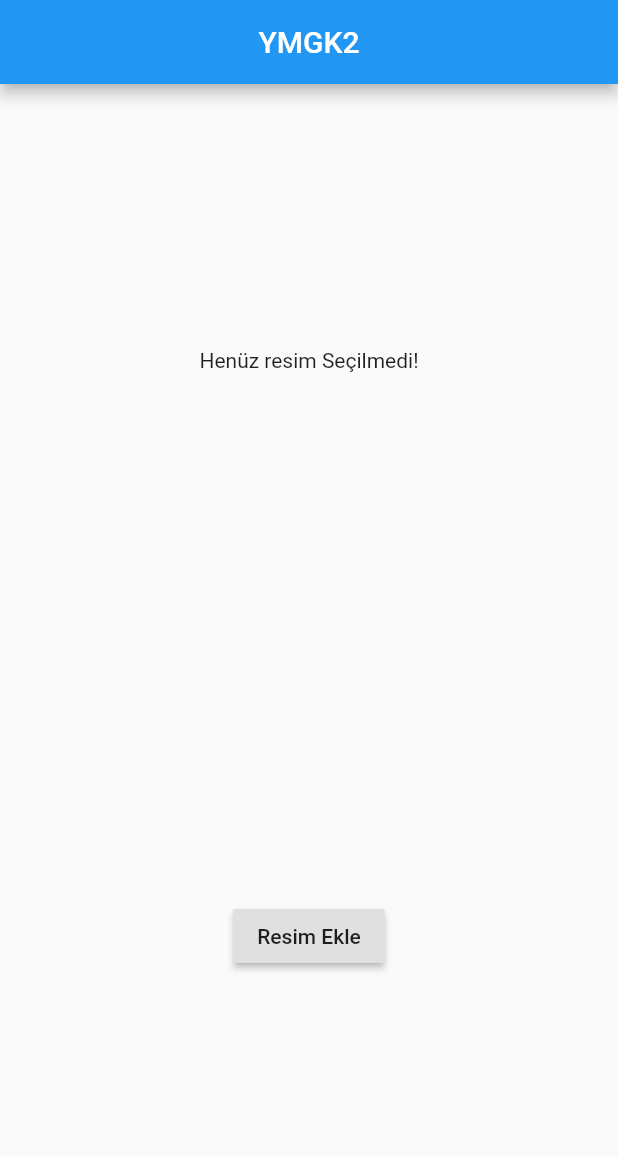
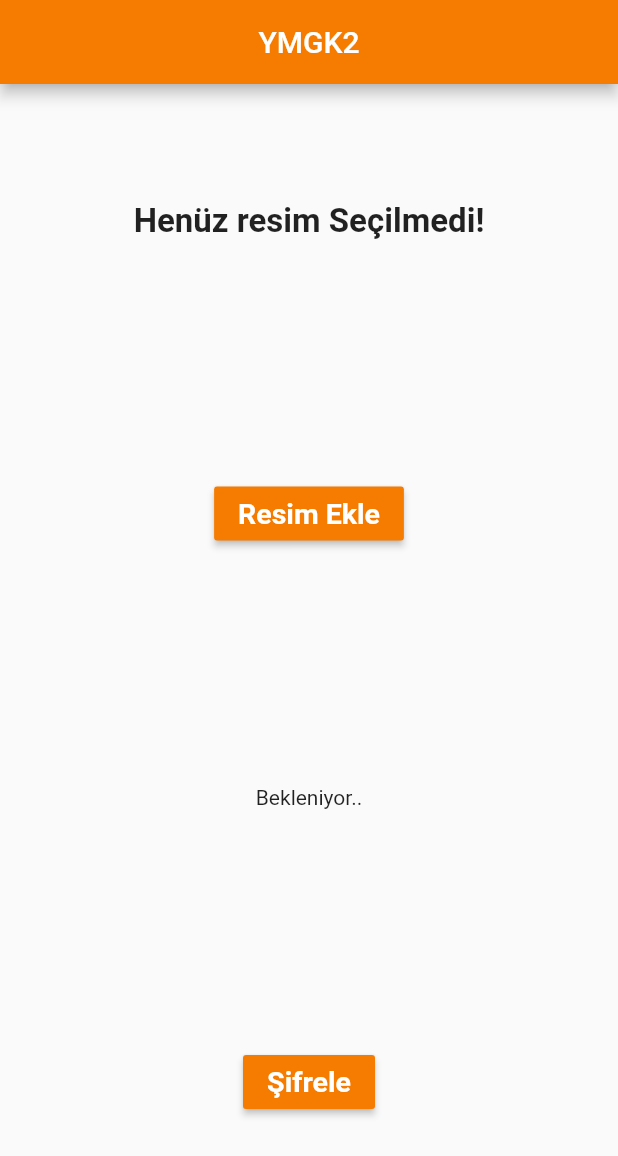
Before and after one commit to YMGK-Grup-2/IP---1, a Flutter app: the screen it shows after launch, on a phone screen of 412 x 824 dp. Shown: the top 1156 px of the screen. Run offline on Flutter 3.47's test engine with Material 2 defaults, Android fonts, the phone set to English and light mode, and no system bars; our stand-ins replace image_picker.

Commit message:
son değişiklikler

```diff
--- a/lib/main.dart
+++ b/lib/main.dart
@@ -1,7 +1,10 @@
 import 'dart:io';
+import 'package:flutter/material.dart';
+import 'package:http_parser/http_parser.dart';
+import 'package:image_picker/image_picker.dart';
+import 'package:http/http.dart' as http;
 
-import 'package:flutter/material.dart';
-import 'package:image_picker/image_picker.dart';
+import 'package:flutter/services.dart';
 
 void main() {
   runApp(new MaterialApp(
@@ -18,6 +21,7 @@ class LandingScreen extends StatefulWidget {
 
 class _LandingScreenState extends State<LandingScreen> {
   File imageFile;
+  String sifreliFile;
 
   _openGallary(BuildContext context) async {
     var picture =
@@ -69,9 +73,13 @@ class _LandingScreenState extends State<LandingScreen> {
 
   Widget _decideImageView() {
     if (imageFile == null) {
-      return Text("Henüz resim Seçilmedi!");
+      return Text(
+        "Henüz resim Seçilmedi!",
+        style: TextStyle(fontSize: 22.0, fontWeight: FontWeight.bold),
+      );
     } else {
-      return Image.file(imageFile, width: 400, height: 400);
+      return Container(
+          height: 200, child: Image.file(imageFile, width: 400, height: 400));
     }
   }
 
@@ -81,6 +89,7 @@ class _LandingScreenState extends State<LandingScreen> {
       appBar: AppBar(
         title: Text("YMGK2"),
         centerTitle: mounted,
+        backgroundColor: Colors.orange[700],
       ),
       body: Container(
         child: Center(
@@ -89,10 +98,31 @@ class _LandingScreenState extends State<LandingScreen> {
             children: <Widget>[
               _decideImageView(),
               RaisedButton(
+                color: Colors.orange[700],
                 onPressed: () {
                   _showChoiceDiolog(context);
                 },
-                child: Text("Resim Ekle"),
+                child: Text(
+                  "Resim Ekle",
+                  style: TextStyle(
+                      color: Colors.white,
+                      fontWeight: FontWeight.bold,
+                      fontSize: 19.0),
+                ),
+              ),
+              _sifreliImage(),
+              RaisedButton(
+                color: Colors.orange[700],
+                onPressed: () {
+                  _sifrele();
+                },
+                child: Text(
+                  "Şifrele",
+                  style: TextStyle(
+                      color: Colors.white,
+                      fontWeight: FontWeight.bold,
+                      fontSize: 19.0),
+                ),
               )
             ],
           ),
@@ -100,4 +130,38 @@ class _LandingScreenState extends State<LandingScreen> {
       ),
     );
   }
+
+  var yeniimage;
+
+  _sifrele() async {
+    print(imageFile.path);
+    var bytes = (await rootBundle.load(imageFile.path)).buffer.asUint8List();
+
+    var mpFile =
+        http.MultipartFile.fromBytes('photo', bytes, filename: 'tolga.jpg');
+    var request = http.MultipartRequest(
+        'POST', Uri.parse('http://webmenudemo.online/api/File/Upload'));
+    request.files.add(mpFile);
+
+    request.send().then((response) {
+      if (response.statusCode == 200) {
+        response.stream.bytesToString().then((value) {
+          setState(() {
+            yeniimage = "erqweqwewq";
+          });
+        });
+      }
+    });
+  }
+
+  Widget _sifreliImage() {
+    if (yeniimage != null) {
+      return Container(
+        height: 200,
+        child: Image.network(yeniimage),
+      );
+    } else {
+      return Text("Bekleniyor..");
+    }
+  }
 }
```
